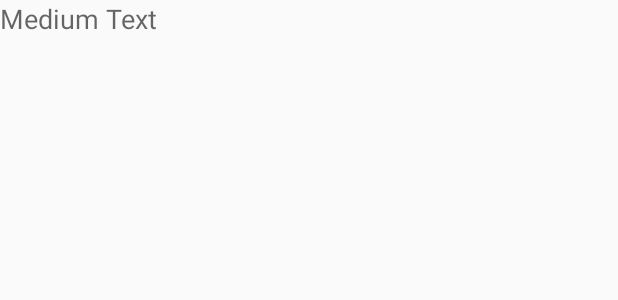
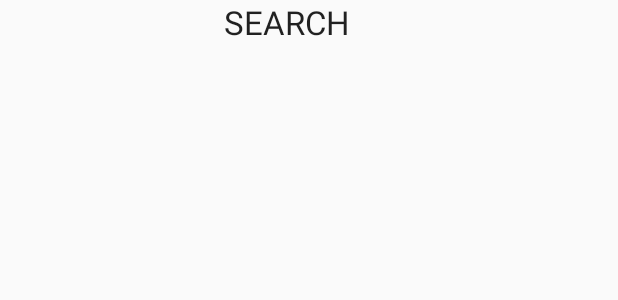
Before and after one commit to hsennik/SubLit, an Android app: the layout activity_signin.xml on its own in the app's theme, with its tools: preview values and no code run, on a phone screen of 412 x 824 dp. Shown: the top 300 px of the screen. Run offline under Robolectric (Android 15) with nearby library versions, the phone set to English and light mode, and no system bars.

Commit message:
Layout for activity sheets

```diff
--- a/app/src/main/res/layout/activity_signin.xml
+++ b/app/src/main/res/layout/activity_signin.xml
@@ -1,12 +1,19 @@
 <?xml version="1.0" encoding="utf-8"?>
 <LinearLayout xmlns:android="http://schemas.android.com/apk/res/android"
-    android:orientation="vertical" android:layout_width="match_parent"
-    android:layout_height="match_parent">
+    android:layout_width="wrap_content"
+    android:layout_height="match_parent"
+    android:weightSum="1">
+
+    <ImageView
+        android:layout_width="match_parent"
+        android:layout_height="75dp"
+        android:id="@+id/imageView" />
 
     <TextView
-        android:layout_width="wrap_content"
+        android:layout_width="383dp"
         android:layout_height="wrap_content"
-        android:textAppearance="?android:attr/textAppearanceMedium"
-        android:text="Medium Text"
-        android:id="@+id/textView3" />
+        android:textAppearance="?android:attr/textAppearanceLarge"
+        android:text="SEARCH"
+        android:id="@+id/textView3"
+        android:textAlignment="center" />
 </LinearLayout>
```
Also changed, not shown: app/src/main/java/com/example/easysub/FavouritesActivity.java (added, +7 -0 lines), app/src/main/java/com/example/easysub/HomeActivity.java (added, +7 -0 lines), app/src/main/java/com/example/easysub/MainActivity.java (+16 -16 lines), app/src/main/java/com/example/easysub/SignInActivity.java (+14 -1 lines), app/src/main/res/layout/activity_favourites.xml (added, +39 -0 lines), app/src/main/res/layout/activity_home.xml (added, +44 -0 lines).
